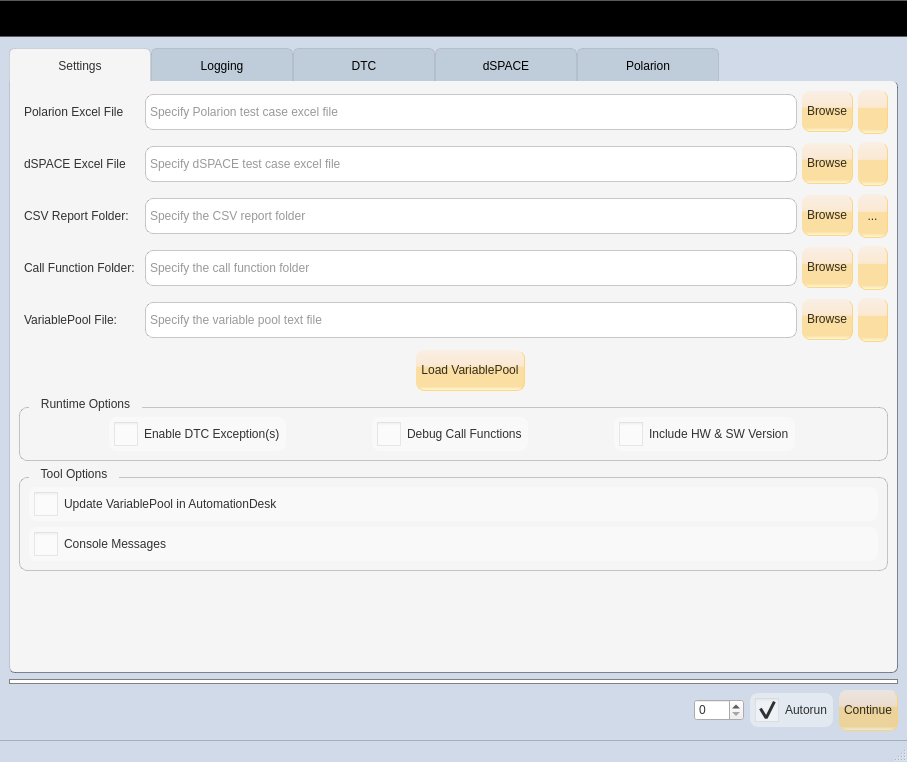
vulevu121/AutomationGUI, file AutomationGUI_ui.ui: the form before one commit.
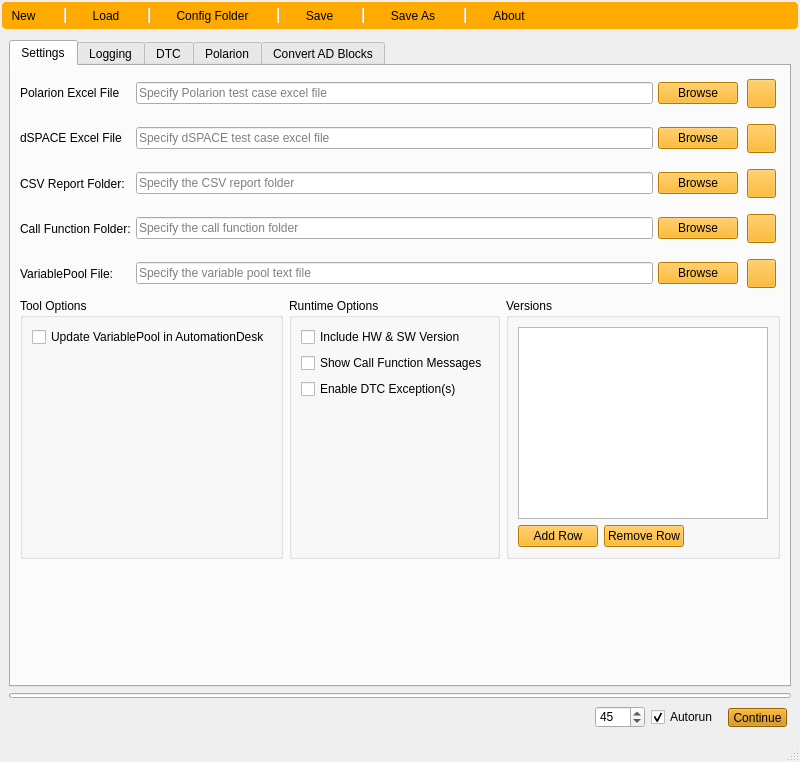
The form after the commit. The open tabs and pages were chosen to show the change. Icons and pictures are not drawn.

Commit message: Added polarion tab, version support, improved dtc exception list, log files viewing

Diff of the .ui file:
```diff
--- a/AutomationGUI_ui.ui
+++ b/AutomationGUI_ui.ui
@@ -10,7 +10,7 @@
    <rect>
     <x>0</x>
     <y>0</y>
-    <width>907</width>
+    <width>800</width>
     <height>762</height>
    </rect>
   </property>
@@ -34,220 +34,18 @@
     <normaloff>:/icon/karmaIcon</normaloff>:/icon/karmaIcon</iconset>
   </property>
   <property name="styleSheet">
-   <string notr="true">QMainWindow, QFrame {
-	background-color: rgb(208, 218, 232);
-	font: 9pt;
-}
-
-QWidget {
-	color: rgba(0, 0, 0, 0.8);
-	font: 9pt;
-}
-
-QTableView {
-	background-color: rgb(255, 255, 255);
-}
-
-QLabel {
-	background-color: transparent;
-	padding: 2px;
-	border-radius: 8px;
-}
-
-QLineEdit {
-	min-height: 30px;
-	padding: 2px;
-}
-
-QLineEdit,  QPlainTextEdit, QListView{
-	background-color: white;
-	border: 1px solid  rgba(0, 0, 0, 0.2);
-	border-radius: 8px;
-}
-
-QLineEdit:hover, QListView:hover {
-	border: 1px solid  rgba(0, 0, 0, 0.4);
-}
-
-QProgressBar {
-    border: 1px solid grey;
-    border-radius: 0px;
-}
-
-QProgressBar::chunk {
-    background-color: #202020;
+   <string notr="true">QToolButton {
+	margin: 4px;
+	color: rgb(0, 0, 0);
 }
 
 QToolBar {
-	background-color: qlineargradient(spread:pad, x1:0.5, y1:1, x2:0.5, y2:0, stop:0 rgba(236, 236, 236, 255), stop:1 rgba(255, 255, 255, 255));
-	spacing: 5px;
-	padding: 8px 8px 8px 8px;
-}
-
-QPushButton {
-	background-color: qlineargradient(spread:pad, x1:0.5, y1:0, x2:0.5, y2:1, stop:0 rgba(253, 236, 218, 0.6), stop:0.4 rgba(253, 223, 186, 0.6), stop:0.42 rgba(255, 206, 105, 0.6), stop:0.9 rgba(255, 206, 105, 0.6), stop:1 rgba(255, 255, 215, 0.6));
-	border: 0px;
-	border-radius: 8px;
-	min-height: 40px;
-	padding: 0px 5px 0px 5px;
-	border-bottom: 1px solid rgba(255, 206, 105, 0.8);
-	border-right: 1px solid  rgba(255, 206, 105, 0.8);
-}
-
-QPushButton:hover, QPushButton:pressed {
-	background-color: qlineargradient(spread:pad, x1:0.5, y1:0, x2:0.5, y2:1, stop:0 rgba(253, 236, 218, 255), stop:0.4 rgba(253, 223, 186, 255), stop:0.42 rgba(255, 206, 105, 255), stop:0.9 rgba(255, 206, 105, 255), stop:1 rgba(255, 255, 215, 255));
-}
-
-QGroupBox {
-	background-color: transparent;
-    border: 1px solid rgba(0, 0, 0, 0.2);
-	border-radius: 8px;
-	margin-top: 10px;
-}
-
-QGroupBox::title {
-	subcontrol-origin: margin;
-	subcontrol-position: top left;
-	padding: 0px 10px 0px 10px;
-	left: 10px;
-}
-
-QStatusBar {
-	color: black;
-	border-top: 1px solid rgba(0, 0, 0, 0.2);
-	background-color: rgb(208, 218, 232);
-}
-
-QTabWidget::pane, QStackedWidget {
-	border-bottom-left-radius: 6px;
-	border-bottom-right-radius: 6px;
-	border-top-right-radius: 6px;
-}
-
-QTabWidget::pane {
-	border-left: 1px solid  rgba(0, 0, 0, 0.1);
-	border-bottom: 1px solid  rgba(0, 0, 0, 0.4);
-	border-right: 1px solid rgba(0, 0, 0, 0.4);
-}
-
-QStackedWidget {
-	background-color: rgb(245, 245, 245);
-}
-
-QTabBar::tab {
-	border: 0px;
-	padding: 10px;
-	min-width: 120px;
-	top: 2px;
-	border-top-left-radius: 6px;
-	border-top-right-radius: 6px;
-	border-left: 1px solid rgba(0, 0, 0, 0.1);
-	border-top: 1px solid rgba(0, 0, 0, 0.1);
-	border-right: 1px solid rgba(0, 0, 0, 0.1);
-}
-
-QTabBar::tab:selected {
-	background-color:rgb(245, 245, 245);
-}
-
-QTabBar::tab:!selected {
-	color: black;
-	background-color: rgb(191, 205, 219);
-}
-
-QComboBox {
-	background-color: rgb(20, 21, 23);
-}
-
-QComboBox QAbstractItemView {
-	background-color: rgb(20, 21, 23);
-	selection-background-color: lightgray;
-}
-
-QLCDNumber {
-	border:1px solid gray;
-	border-radius: 5px;
-}
-
-QMenuBar, QMenuBar::item {
-	color: black;
-	background-color: rgb(245, 245, 245);
-	padding: 4px 8px 4px 8px;
+	spacing: 16px;
+	margin: 2px;
+	background-color: rgb(255, 170, 0);
+	color: rgb(0, 0, 0);
 	border-radius: 4px;
 }
-
-QMenu {
-	color: black;
-	background-color: rgb(245, 245, 245);
-	border-radius: 4px;
-	padding: 8px 8px 8px 8px;
-}
-
-QMenu::item {
-	color: black;
-	background-color: rgb(245, 245, 245);
-	border-radius: 4px;
-	padding: 4px 4px 4px 28px;
-}
-
-QMenuBar::item:selected, QMenu::item:selected {
-	color: black;
-	background-color:  rgba(0, 0, 0, 0.1);
-}
-
-QMenuBar {
-	border-bottom: 1px solid rgba(0, 0, 0, 0.2);
-}
-
-QMenu::indicator {
-    width: 24px;
-    height: 24px;
-}
-
-
-QMenu::indicator:non-exclusive:unchecked {
-	image: url(:/checkbox/graphics/baseline_radio_button_unchecked_black_24dp.png);
-}
-
-QMenu::indicator:non-exclusive:checked {
-    image: url(:/checkbox/graphics/baseline_check_circle_black_24dp.png);
-}
-
-QDialog {
-	background-color: rgb(20, 21, 23);
-}
-
-
-QRadioButton::indicator, QCheckBox::indicator {
-    width: 24px;
-    height: 24px;
-}
-
-QRadioButton, QCheckBox {
-	background-color: rgba(255, 255, 255, 0.4);
-	padding: 5px;
-	border-radius: 8px;
-}
-
-QRadioButton:hover, QCheckBox:hover {
-	background-color: rgba(255, 255, 255, 1.0);
-}
-
-QCheckBox::indicator::unchecked, QRadioButton::indicator::unchecked {
-    image: url(:/checkbox/uncheckedButton);
-}
-
-QCheckBox::indicator::checked, QCheckBox::indicator:checked:pressed {
-    image: url(:/checkbox/checkedButton);
-}
-
-QRadioButton::indicator::checked, QRadioButton::indicator:checked:pressed {
-	image: url(:/checkbox/radioCheckedButton);
-}
-
-QMessageBox {
-	background-color: rgb(245, 245, 245);
-}
 </string>
   </property>
   <property name="iconSize">
@@ -260,6 +58,9 @@
    <property name="enabled">
     <bool>true</bool>
    </property>
+   <property name="styleSheet">
+    <string notr="true"/>
+   </property>
    <layout class="QVBoxLayout" name="verticalLayout_3">
     <item>
      <widget class="QTabWidget" name="tabWidget">
@@ -276,29 +77,25 @@
        <bool>false</bool>
       </property>
       <property name="styleSheet">
-       <string notr="true">
-QToolBar {
-	background-color: rgb(245, 245, 245);
-	spacing: 5px;
-	padding: 8px 8px 8px 8px;
-}
-
-QPushButton, QToolButton {
-	background-color: qlineargradient(spread:pad, x1:0.5, y1:0, x2:0.5, y2:1, stop:0 rgba(253, 236, 218, 0.6), stop:0.4 rgba(253, 223, 186, 0.6), stop:0.42 rgba(255, 206, 105, 0.6), stop:0.9 rgba(255, 206, 105, 0.6), stop:1 rgba(255, 255, 215, 0.6));
-	border: 0px;
-	border-radius: 8px;
-	min-height: 40px;
-	padding: 0px 5px 0px 5px;
-	border-bottom: 1px solid rgba(255, 206, 105, 0.8);
-	border-right: 1px solid  rgba(255, 206, 105, 0.8);
-}
-
-QPushButton:hover, QPushButton:pressed, QToolButton:hover {
-	background-color: qlineargradient(spread:pad, x1:0.5, y1:0, x2:0.5, y2:1, stop:0 rgba(253, 236, 218, 255), stop:0.4 rgba(253, 223, 186, 255), stop:0.42 rgba(255, 206, 105, 255), stop:0.9 rgba(255, 206, 105, 255), stop:1 rgba(255, 255, 215, 255));
+       <string notr="true">QPushButton, QToolButton {
+	color: rgb(0, 0, 0);
+	background-color: rgb(255, 170, 0);
 }</string>
       </property>
+      <property name="tabPosition">
+       <enum>QTabWidget::North</enum>
+      </property>
+      <property name="tabShape">
+       <enum>QTabWidget::Rounded</enum>
+      </property>
       <property name="currentIndex">
-       <number>4</number>
+       <number>0</number>
+      </property>
+      <property name="iconSize">
+       <size>
+        <width>24</width>
+        <height>24</height>
+       </size>
       </property>
       <property name="elideMode">
        <enum>Qt::ElideNone</enum>
@@ -341,6 +138,12 @@
           </property>
           <item row="0" column="2">
            <widget class="QPushButton" name="browsePolarionExcelBtn">
+            <property name="sizePolicy">
+             <sizepolicy hsizetype="Minimum" vsizetype="Fixed">
+              <horstretch>0</horstretch>
+              <verstretch>0</verstretch>
+             </sizepolicy>
+            </property>
             <property name="toolTip">
              <string>Browse</string>
             </property>
@@ -349,12 +152,24 @@
             </property>
             <property name="icon">
              <iconset resource="AutomationGUI.qrc">
-              <normaloff>:/icon/excelBlackIcon</normaloff>:/icon/excelBlackIcon</iconset>
+              <normaloff>:/icon/excel</normaloff>:/icon/excel</iconset>
+            </property>
+            <property name="iconSize">
+             <size>
+              <width>24</width>
+              <height>24</height>
+             </size>
             </property>
            </widget>
           </item>
           <item row="0" column="3">
            <widget class="QToolButton" name="polarionExcelToolButton">
+            <property name="sizePolicy">
+             <sizepolicy hsizetype="Minimum" vsizetype="Fixed">
+              <horstretch>0</horstretch>
+              <verstretch>0</verstretch>
+             </sizepolicy>
+            </property>
             <property name="toolTip">
              <string>Open Folder + File</string>
             </property>
@@ -363,7 +178,13 @@
             </property>
             <property name="icon">
              <iconset resource="AutomationGUI.qrc">
-              <normaloff>:/icon/menuIcon</normaloff>:/icon/menuIcon</iconset>
+              <normaloff>:/icon/menu</normaloff>:/icon/menu</iconset>
+            </property>
+            <property name="iconSize">
+             <size>
+              <width>24</width>
+              <height>24</height>
+             </size>
             </property>
             <property name="popupMode">
              <enum>QToolButton::InstantPopup</enum>
@@ -375,6 +196,12 @@
           </item>
           <item row="2" column="2">
            <widget class="QPushButton" name="browseCsvReportBtn">
+            <property name="sizePolicy">
+             <sizepolicy hsizetype="Minimum" vsizetype="Fixed">
+              <horstretch>0</horstretch>
+              <verstretch>0</verstretch>
+             </sizepolicy>
+            </property>
             <property name="toolTip">
              <string>Browse</string>
             </property>
@@ -383,12 +210,24 @@
             </property>
             <property name="icon">
              <iconset resource="AutomationGUI.qrc">
-              <normaloff>:/icon/folderOpenIcon</normaloff>:/icon/folderOpenIcon</iconset>
+              <normaloff>:/icon/folderOpen</normaloff>:/icon/folderOpen</iconset>
+            </property>
+            <property name="iconSize">
+             <size>
+              <width>24</width>
+              <height>24</height>
+             </size>
             </property>
            </widget>
           </item>
           <item row="1" column="2">
            <widget class="QPushButton" name="browseTestCaseExcelBtn">
+            <property name="sizePolicy">
+             <sizepolicy hsizetype="Minimum" vsizetype="Fixed">
+              <horstretch>0</horstretch>
+              <verstretch>0</verstretch>
+             </sizepolicy>
+            </property>
             <property name="toolTip">
              <string>Browse</string>
             </property>
@@ -397,7 +236,13 @@
             </property>
             <property name="icon">
              <iconset resource="AutomationGUI.qrc">
-              <normaloff>:/icon/excelBlackIcon</normaloff>:/icon/excelBlackIcon</iconset>
+              <normaloff>:/icon/excel</normaloff>:/icon/excel</iconset>
+            </property>
+            <property name="iconSize">
+             <size>
+              <width>24</width>
+              <height>24</height>
+             </size>
             </property>
            </widget>
           </item>
@@ -423,15 +268,27 @@
           </item>
           <item row="2" column="3">
            <widget class="QToolButton" name="csvReportFolderToolButton">
+            <property name="sizePolicy">
+             <sizepolicy hsizetype="Minimum" vsizetype="Fixed">
+              <horstretch>0</horstretch>
+              <verstretch>0</verstretch>
+             </sizepolicy>
+            </property>
             <property name="contextMenuPolicy">
              <enum>Qt::DefaultContextMenu</enum>
             </property>
             <property name="text">
-             <string>...</string>
+             <string/>
             </property>
             <property name="icon">
              <iconset resource="AutomationGUI.qrc">
-              <normaloff>:/icon/menuIcon</normaloff>:/icon/menuIcon</iconset>
+              <normaloff>:/icon/menu</normaloff>:/icon/menu</iconset>
+            </property>
+            <property name="iconSize">
+             <size>
+              <width>24</width>
+              <height>24</height>
+             </size>
             </property>
             <property name="popupMode">
              <enum>QToolButton::InstantPopup</enum>
@@ -446,6 +303,12 @@
           </item>
           <item row="3" column="3">
            <widget class="QToolButton" name="callFunctionFolderToolButton">
+            <property name="sizePolicy">
+             <sizepolicy hsizetype="Minimum" vsizetype="Fixed">
+              <horstretch>0</horstretch>
+              <verstretch>0</verstretch>
+             </sizepolicy>
+            </property>
             <property name="toolTip">
              <string>Open Folder + File</string>
             </property>
@@ -454,7 +317,13 @@
             </property>
             <property name="icon">
              <iconset resource="AutomationGUI.qrc">
-              <normaloff>:/icon/menuIcon</normaloff>:/icon/menuIcon</iconset>
+              <normaloff>:/icon/menu</normaloff>:/icon/menu</iconset>
+            </property>
+            <property name="iconSize">
+             <size>
+              <width>24</width>
+              <height>24</height>
+             </size>
             </property>
             <property name="popupMode">
              <enum>QToolButton::InstantPopup</enum>
@@ -463,6 +332,12 @@
           </item>
           <item row="5" column="2">
            <widget class="QPushButton" name="browseVariablePoolBtn">
+            <property name="sizePolicy">
+             <sizepolicy hsizetype="Minimum" vsizetype="Fixed">
+              <horstretch>0</horstretch>
+              <verstretch>0</verstretch>
+             </sizepolicy>
+            </property>
             <property name="toolTip">
              <string>Browse</string>
             </property>
@@ -471,7 +346,13 @@
             </property>
             <property name="icon">
              <iconset resource="AutomationGUI.qrc">
-              <normaloff>:/icon/copyIcon</normaloff>:/icon/copyIcon</iconset>
+              <normaloff>:/icon/copy</normaloff>:/icon/copy</iconset>
+            </property>
+            <property name="iconSize">
+             <size>
+              <width>24</width>
+              <height>24</height>
+             </size>
             </property>
            </widget>
           </item>
@@ -487,6 +368,12 @@
           </item>
           <item row="3" column="2">
            <widget class="QPushButton" name="browseCallFunctionBtn">
+            <property name="sizePolicy">
+             <sizepolicy hsizetype="Minimum" vsizetype="Fixed">
+              <horstretch>0</horstretch>
+              <verstretch>0</verstretch>
+             </sizepolicy>
+            </property>
             <property name="toolTip">
              <string>Browse</string>
             </property>
@@ -495,7 +382,13 @@
             </property>
             <property name="icon">
              <iconset resource="AutomationGUI.qrc">
-              <normaloff>:/icon/folderOpenIcon</normaloff>:/icon/folderOpenIcon</iconset>
+              <normaloff>:/icon/folderOpen</normaloff>:/icon/folderOpen</iconset>
+            </property>
+            <property name="iconSize">
+             <size>
+              <width>24</width>
+              <height>24</height>
+             </size>
             </property>
            </widget>
           </item>
@@ -548,6 +441,12 @@
           </item>
           <item row="1" column="3">
            <widget class="QToolButton" name="testCaseExcelToolButton">
+            <property name="sizePolicy">
+             <sizepolicy hsizetype="Minimum" vsizetype="Fixed">
+              <horstretch>0</horstretch>
+              <verstretch>0</verstretch>
+             </sizepolicy>
+            </property>
             <property name="toolTip">
              <string>Open Folder + File</string>
             </property>
@@ -556,7 +455,13 @@
             </property>
             <property name="icon">
              <iconset resource="AutomationGUI.qrc">
-              <normaloff>:/icon/menuIcon</normaloff>:/icon/menuIcon</iconset>
+              <normaloff>:/icon/menu</normaloff>:/icon/menu</iconset>
+            </property>
+            <property name="iconSize">
+             <size>
+              <width>24</width>
+              <height>24</height>
+             </size>
             </property>
             <property name="popupMode">
              <enum>QToolButton::InstantPopup</enum>
@@ -565,6 +470,12 @@
           </item>
           <item row="5" column="3">
            <widget class="QToolButton" name="variablePoolToolButton">
+            <property name="sizePolicy">
+             <sizepolicy hsizetype="Minimum" vsizetype="Fixed">
+              <horstretch>0</horstretch>
+              <verstretch>0</verstretch>
+             </sizepolicy>
+            </property>
             <property name="toolTip">
              <string>Open Folder + File</string>
             </property>
@@ -573,7 +484,13 @@
             </property>
             <property name="icon">
              <iconset resource="AutomationGUI.qrc">
-              <normaloff>:/icon/menuIcon</normaloff>:/icon/menuIcon</iconset>
+              <normaloff>:/icon/menu</normaloff>:/icon/menu</iconset>
+            </property>
+            <property name="iconSize">
+             <size>
+              <width>24</width>
+              <height>24</height>
+             </size>
             </property>
             <property name="popupMode">
              <enum>QToolButton::InstantPopup</enum>
@@ -600,102 +517,25 @@
             </property>
            </widget>
           </item>
-          <item row="6" column="1" alignment="Qt::AlignHCenter">
-           <widget class="QPushButton" name="reloadVariablePoolBtn">
-            <property name="sizePolicy">
-             <sizepolicy hsizetype="Minimum" vsizetype="Fixed">
-              <horstretch>0</horstretch>
-              <verstretch>0</verstretch>
-             </sizepolicy>
+         </layout>
+        </item>
+        <item>
+         <layout class="QHBoxLayout" name="horizontalLayout_2">
+          <item>
+           <widget class="QGroupBox" name="groupBox_3">
+            <property name="title">
+             <string>Tool Options</string>
             </property>
-            <property name="maximumSize">
-             <size>
-              <width>200</width>
-              <height>16777215</height>
-             </size>
-            </property>
-            <property name="toolTip">
-             <string>Load Variable Pool</string>
-            </property>
-            <property name="text">
-             <string>Load VariablePool</string>
-            </property>
-            <property name="icon">
-             <iconset resource="AutomationGUI.qrc">
-              <normaloff>:/icon/saveIcon</normaloff>:/icon/saveIcon</iconset>
+            <property name="alignment">
+             <set>Qt::AlignLeading|Qt::AlignLeft|Qt::AlignTop</set>
             </property>
             <property name="flat">
              <bool>false</bool>
             </property>
-           </widget>
-          </item>
-         </layout>
-        </item>
-        <item>
-         <widget class="QGroupBox" name="groupBox_4">
-          <property name="title">
-           <string>Runtime Options</string>
-          </property>
-          <layout class="QHBoxLayout" name="horizontalLayout_2">
-           <item>
-            <widget class="QCheckBox" name="dtcExCheckBox">
-             <property name="sizePolicy">
-              <sizepolicy hsizetype="Fixed" vsizetype="Fixed">
-               <horstretch>0</horstretch>
-               <verstretch>0</verstretch>
-              </sizepolicy>
-             </property>
-             <property name="text">
-              <string>Enable DTC Exception(s)</string>
-             </property>
-            </widget>
-           </item>
-           <item>
-            <widget class="QCheckBox" name="callFunctionDebugCheckbox">
-             <property name="sizePolicy">
-              <sizepolicy hsizetype="Fixed" vsizetype="Fixed">
-               <horstretch>0</horstretch>
-               <verstretch>0</verstretch>
-              </sizepolicy>
-             </property>
-             <property name="text">
-              <string>Debug Call Functions</string>
-             </property>
-            </widget>
-           </item>
-           <item>
-            <widget class="QCheckBox" name="versionCheckBox">
-             <property name="sizePolicy">
-              <sizepolicy hsizetype="Maximum" vsizetype="Fixed">
-               <horstretch>0</horstretch>
-               <verstretch>0</verstretch>
-              </sizepolicy>
-             </property>
-             <property name="text">
-              <string>Include HW &amp;&amp; SW Version</string>
-             </property>
-            </widget>
-           </item>
-          </layout>
-         </widget>
-        </item>
-        <item>
-         <widget class="QGroupBox" name="groupBox_3">
-          <property name="title">
-           <string>Tool Options</string>
-          </property>
-          <property name="alignment">
-           <set>Qt::AlignLeading|Qt::AlignLeft|Qt::AlignTop</set>
-          </property>
-          <property name="flat">
-           <bool>false</bool>
-          </property>
-          <property name="checkable">
-           <bool>false</bool>
-          </property>
-          <layout class="QVBoxLayout" name="verticalLayout_7">
-           <item>
-            <layout class="QVBoxLayout" name="settingsVerticalLayoutRight">
+            <property name="checkable">
+             <bool>false</bool>
+            </property>
+            <layout class="QVBoxLayout" name="verticalLayout_7">
              <item>
               <widget class="QCheckBox" name="updateVariablePoolCheckBox">
                <property name="layoutDirection">
@@ -707,22 +547,148 @@
               </widget>
              </item>
              <item>
-              <widget class="QCheckBox" name="showDebugCheckBox">
-               <property name="layoutDirection">
-                <enum>Qt::LeftToRight</enum>
+              <spacer name="verticalSpacer">
+               <property name="orientation">
+                <enum>Qt::Vertical</enum>
                </property>
+               <property name="sizeHint" stdset="0">
+                <size>
+                 <width>20</width>
+                 <height>40</height>
+                </size>
+               </property>
+              </spacer>
+             </item>
+            </layout>
+           </widget>
+          </item>
+          <item>
+           <widget class="QGroupBox" name="groupBox_4">
+            <property name="sizePolicy">
+             <sizepolicy hsizetype="Preferred" vsizetype="Preferred">
+              <horstretch>0</horstretch>
+              <verstretch>0</verstretch>
+             </sizepolicy>
+            </property>
+            <property name="title">
+             <string>Runtime Options</string>
+            </property>
+            <layout class="QVBoxLayout" name="verticalLayout_12">
+             <item>
+              <widget class="QCheckBox" name="versionCheckBox">
+               <property name="sizePolicy">
+                <sizepolicy hsizetype="Maximum" vsizetype="Fixed">
+                 <horstretch>0</horstretch>
+                 <verstretch>0</verstretch>
+                </sizepolicy>
+               </property>
                <property name="text">
-                <string>Console Messages</string>
+                <string>Include HW &amp;&amp; SW Version</string>
                </property>
               </widget>
              </item>
+             <item>
+              <widget class="QCheckBox" name="callFunctionDebugCheckbox">
+               <property name="sizePolicy">
+                <sizepolicy hsizetype="Fixed" vsizetype="Fixed">
+                 <horstretch>0</horstretch>
+                 <verstretch>0</verstretch>
+                </sizepolicy>
+               </property>
+               <property name="text">
+                <string>Show Call Function Messages</string>
+               </property>
+              </widget>
+             </item>
+             <item>
+              <widget class="QCheckBox" name="dtcExCheckBox">
+               <property name="sizePolicy">
+                <sizepolicy hsizetype="Fixed" vsizetype="Fixed">
+                 <horstretch>0</horstretch>
+                 <verstretch>0</verstretch>
+                </sizepolicy>
+               </property>
+               <property name="text">
+                <string>Enable DTC Exception(s)</string>
+               </property>
+              </widget>
+             </item>
+             <item>
+              <spacer name="verticalSpacer_7">
+               <property name="orientation">
+                <enum>Qt::Vertical</enum>
+               </property>
+               <property name="sizeHint" stdset="0">
+                <size>
+                 <width>20</width>
+                 <height>40</height>
+                </size>
+               </property>
+              </spacer>
+             </item>
             </layout>
-           </item>
-          </layout>
-         </widget>
+           </widget>
+          </item>
+          <item>
+           <widget class="QGroupBox" name="groupBox_2">
+            <property name="sizePolicy">
+             <sizepolicy hsizetype="Minimum" vsizetype="Preferred">
+              <horstretch>0</horstretch>
+              <verstretch>0</verstretch>
+             </sizepolicy>
+            </property>
+            <property name="title">
+             <string>Versions</string>
+            </property>
+            <layout class="QVBoxLayout" name="verticalLayout_9">
+             <item>
+              <widget class="QTableView" name="versionTableView">
+               <property name="sizePolicy">
+                <sizepolicy hsizetype="Minimum" vsizetype="Preferred">
+                 <horstretch>0</horstretch>
+                 <verstretch>0</verstretch>
+                </sizepolicy>
+               </property>
+              </widget>
+             </item>
+             <item>
+              <layout class="QHBoxLayout" name="horizontalLayout_6">
+               <item>
+                <widget class="QPushButton" name="versionAddButton">
+                 <property name="text">
+                  <string>Add Row</string>
+                 </property>
+                </widget>
+               </item>
+               <item>
+                <widget class="QPushButton" name="versionRemoveButton">
+                 <property name="text">
+                  <string>Remove Row</string>
+                 </property>
+                </widget>
+               </item>
+               <item>
+                <spacer name="horizontalSpacer_3">
+                 <property name="orientation">
+                  <enum>Qt::Horizontal</enum>
+                 </property>
+                 <property name="sizeHint" stdset="0">
+                  <size>
+                   <width>40</width>
+                   <height>20</height>
+                  </size>
+                 </property>
+                </spacer>
+               </item>
+              </layout>
+             </item>
+            </layout>
+           </widget>
+          </item>
+         </layout>
         </item>
         <item>
-         <spacer name="verticalSpacer">
+         <spacer name="verticalSpacer_8">
           <property name="orientation">
            <enum>Qt::Vertical</enum>
           </property>
@@ -898,7 +864,7 @@
             <property name="title">
              <string>DTC Exception List</string>
             </property>
-            <layout class="QHBoxLayout" name="horizontalLayout_6">
+            <layout class="QVBoxLayout" name="verticalLayout_6">
              <item>
               <layout class="QVBoxLayout" name="verticalLayout_6">
                <item>
@@ -947,136 +913,6 @@
         </item>
        </layout>
       </widget>
-      <widget class="QWidget" name="tab_5">
-       <attribute name="icon">
-        <iconset>
-         <normalon>:/icon/automationDeskIcon</normalon>
-        </iconset>
-       </attribute>
-       <attribute name="title">
-        <string>dSPACE</string>
-       </attribute>
-       <layout class="QHBoxLayout" name="horizontalLayout_5">
-        <item>
-         <layout class="QVBoxLayout" name="verticalLayout_11">
-          <item>
-           <widget class="QTableView" name="runTableView">
-            <property name="contextMenuPolicy">
-             <enum>Qt::CustomContextMenu</enum>
-            </property>
-            <property name="styleSheet">
-             <string notr="true">QFrame, QTableView{
-	background-color: rgb(255, 255, 255)
-}</string>
-            </property>
-            <property name="alternatingRowColors">
-             <bool>true</bool>
-            </property>
-            <property name="sortingEnabled">
-             <bool>true</bool>
-            </property>
-           </widget>
-          </item>
-          <item>
-           <widget class="QLineEdit" name="dSpaceOverviewLineEdit">
-            <property name="enabled">
-             <bool>true</bool>
-            </property>
-            <property name="frame">
-             <bool>true</bool>
-            </property>
-            <property name="readOnly">
-             <bool>true</bool>
-            </property>
-            <property name="placeholderText">
-             <string/>
-            </property>
-            <property name="clearButtonEnabled">
-             <bool>false</bool>
-            </property>
-           </widget>
-          </item>
-         </layout>
-        </item>
-        <item>
-         <layout class="QVBoxLayout" name="verticalLayout_9">
-          <item>
-           <widget class="QToolButton" name="dSpaceReadExcelButton">
-            <property name="toolTip">
-             <string>Read dSpace excel file</string>
-            </property>
-            <property name="text">
-             <string>Read dSPACE Excel</string>
-            </property>
-            <property name="icon">
-             <iconset resource="AutomationGUI.qrc">
-              <normaloff>:/icon/excelBlackIcon</normaloff>:/icon/excelBlackIcon</iconset>
-            </property>
-            <property name="iconSize">
-             <size>
-              <width>24</width>
-              <height>24</height>
-             </size>
-            </property>
-           </widget>
-          </item>
-          <item>
-           <widget class="QToolButton" name="copyButton">
-            <property name="toolTip">
-             <string>Copy Yes/No column</string>
-            </property>
-            <property name="text">
-             <string>Copy Yes/No</string>
-            </property>
-            <property name="icon">
-             <iconset resource="AutomationGUI.qrc">
-              <normaloff>:/icon/copyIcon</normaloff>:/icon/copyIcon</iconset>
-            </property>
-            <property name="iconSize">
-             <size>
-              <width>24</width>
-              <height>24</height>
-             </size>
-            </property>
-           </widget>
-          </item>
-          <item>
-           <widget class="QToolButton" name="exportExcelButton">
-            <property name="toolTip">
-             <string>Export to Polarion Excel Format</string>
-            </property>
-            <property name="text">
-             <string>Copy Yes/No</string>
-            </property>
-            <property name="icon">
-             <iconset resource="AutomationGUI.qrc">
-              <normaloff>:/icon/saveIcon</normaloff>:/icon/saveIcon</iconset>
-            </property>
-            <property name="iconSize">
-             <size>
-              <width>24</width>
-              <height>24</height>
-             </size>
-            </property>
-           </widget>
-          </item>
-          <item>
-           <spacer name="verticalSpacer_3">
-            <property name="orientation">
-             <enum>Qt::Vertical</enum>
-            </property>
-            <property name="sizeHint" stdset="0">
-             <size>
-              <width>20</width>
-              <height>40</height>
-             </size>
-            </property>
-           </spacer>
-          </item>
-         </layout>
-        </item>
-       </layout>
-      </widget>
       <widget class="QWidget" name="tab_6">
        <attribute name="icon">
         <iconset>
@@ -1088,7 +924,7 @@
        </attribute>
        <layout class="QHBoxLayout" name="horizontalLayout_9">
         <item>
-         <layout class="QVBoxLayout" name="verticalLayout_12">
+         <layout class="QVBoxLayout" name="verticalLayout_8">
           <item>
            <widget class="QTableView" name="polarionTableView">
             <property name="sizePolicy">
@@ -1342,6 +1178,109 @@
         </item>
        </layout>
       </widget>
+      <widget class="QWidget" name="tab_4">
+       <attribute name="icon">
+        <iconset resource="AutomationGUI.qrc">
+         <normaloff>:/icon/automationDesk</normaloff>:/icon/automationDesk</iconset>
+       </attribute>
+       <attribute name="title">
+        <string>Convert AD Blocks</string>
+       </attribute>
+       <layout class="QVBoxLayout" name="verticalLayout_16">
+        <item>
+         <layout class="QHBoxLayout" name="horizontalLayout_5">
+          <item>
+           <widget class="QLineEdit" name="tbxLineEdit">
+            <property name="placeholderText">
+             <string>Browse for TBX file...</string>
+            </property>
+           </widget>
+          </item>
+          <item>
+           <widget class="QToolButton" name="tbxBrowseButton">
+            <property name="text">
+             <string>...</string>
+            </property>
+           </widget>
+          </item>
+          <item>
+           <widget class="QPushButton" name="tbxConvertButton">
+            <property name="text">
+             <string>Convert</string>
+            </property>
+           </widget>
+          </item>
+         </layout>
+        </item>
+        <item>
+         <layout class="QHBoxLayout" name="horizontalLayout_9">
+          <item>
+           <widget class="QLineEdit" name="tbxTitleLineEdit">
+            <property name="placeholderText">
+             <string>Title</string>
+            </property>
+           </widget>
+          </item>
+          <item>
+           <widget class="QPushButton" name="tbxCopyTitleButton">
+            <property name="text">
+             <string>Copy Title</string>
+            </property>
+           </widget>
+          </item>
+         </layout>
+        </item>
+        <item>
+         <layout class="QHBoxLayout" name="horizontalLayout_10">
+          <item>
+           <widget class="QLineEdit" name="tbxDescLineEdit">
+            <property name="placeholderText">
+             <string>Description</string>
+            </property>
+           </widget>
+          </item>
+          <item>
+           <widget class="QPushButton" name="tbxCopyDescButton">
+            <property name="text">
+             <string>Copy Desc</string>
+            </property>
+           </widget>
+          </item>
+         </layout>
+        </item>
+        <item>
+         <layout class="QHBoxLayout" name="horizontalLayout_12">
+          <item>
+           <widget class="QPlainTextEdit" name="tbxPlainTextEdit"/>
+          </item>
+          <item>
+           <layout class="QVBoxLayout" name="verticalLayout_15">
+            <item>
+             <widget class="QToolButton" name="tbxCopyTextButton">
+              <property name="text">
+               <string>Copy</string>
+              </property>
+             </widget>
+            </item>
+            <item>
+             <spacer name="verticalSpacer_3">
+              <property name="orientation">
+               <enum>Qt::Vertical</enum>
+              </property>
+              <property name="sizeHint" stdset="0">
+               <size>
+                <width>20</width>
+                <height>40</height>
+               </size>
+              </property>
+             </spacer>
+            </item>
+           </layout>
+          </item>
+         </layout>
+        </item>
+       </layout>
+      </widget>
      </widget>
     </item>
     <item>
@@ -1404,6 +1343,12 @@
           <height>0</height>
          </size>
         </property>
+        <property name="minimum">
+         <number>1</number>
+        </property>
+        <property name="value">
+         <number>45</number>
+        </property>
        </widget>
       </item>
       <item alignment="Qt::AlignRight">
@@ -1422,13 +1367,14 @@
         </property>
        </widget>
       </item>
-      <item alignment="Qt::AlignRight">
-       <widget class="QPushButton" name="exitButton">
-        <property name="sizePolicy">
-         <sizepolicy hsizetype="Fixed" vsizetype="Fixed">
-          <horstretch>0</horstretch>
-          <verstretch>0</verstretch>
-         </sizepolicy>
+      <item>
+       <widget class="QToolButton" name="exitButton">
+        <property name="styleSheet">
+         <string notr="true">QPushButton, QToolButton {
+	
+	color: rgb(0, 0, 0);
+	background-color: rgb(200, 133, 0);
+}</string>
         </property>
         <property name="text">
          <string>Continue</string>
@@ -1437,8 +1383,14 @@
          <iconset>
           <normaloff>:/icon/graphics/baseline_exit_to_app_black_24dp.png</normaloff>:/icon/graphics/baseline_exit_to_app_black_24dp.png</iconset>
         </property>
-        <property name="flat">
-         <bool>false</bool>
+        <property name="iconSize">
+         <size>
+          <width>48</width>
+          <height>48</height>
+         </size>
+        </property>
+        <property name="toolButtonStyle">
+         <enum>Qt::ToolButtonIconOnly</enum>
         </property>
        </widget>
       </item>
@@ -1455,6 +1407,9 @@
    <property name="windowTitle">
     <string>toolBar</string>
    </property>
+   <property name="layoutDirection">
+    <enum>Qt::LeftToRight</enum>
+   </property>
    <property name="movable">
     <bool>false</bool>
    </property>
@@ -1483,10 +1438,15 @@
     <bool>false</bool>
    </attribute>
    <addaction name="actionNew"/>
+   <addaction name="separator"/>
    <addaction name="actionLoad"/>
+   <addaction name="separator"/>
    <addaction name="actionConfigFolder"/>
+   <addaction name="separator"/>
    <addaction name="actionSave"/>
+   <addaction name="separator"/>
    <addaction name="actionSaveAs"/>
+   <addaction name="separator"/>
    <addaction name="actionAbout"/>
   </widget>
   <action name="actionSave">
```
Left out of the diff: 291 changed lines with no effect on the pictures. The commit also changes 36 other files.
